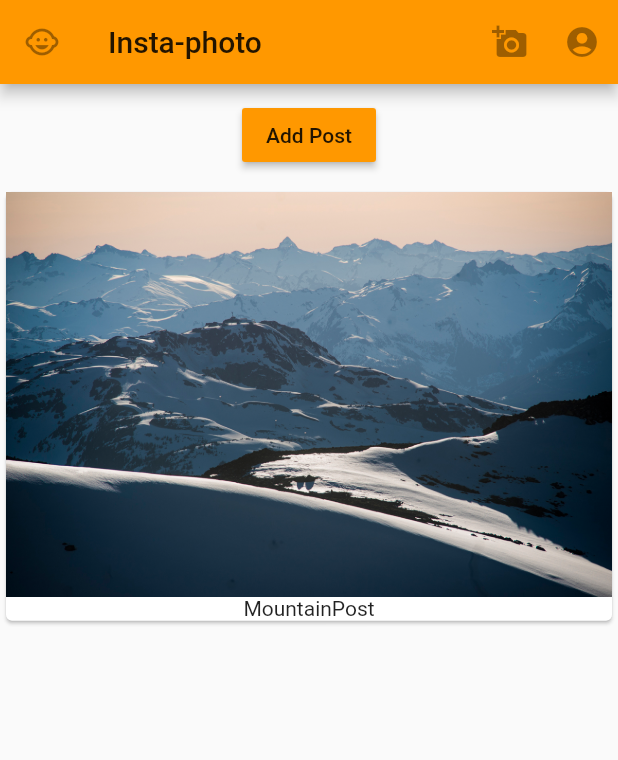
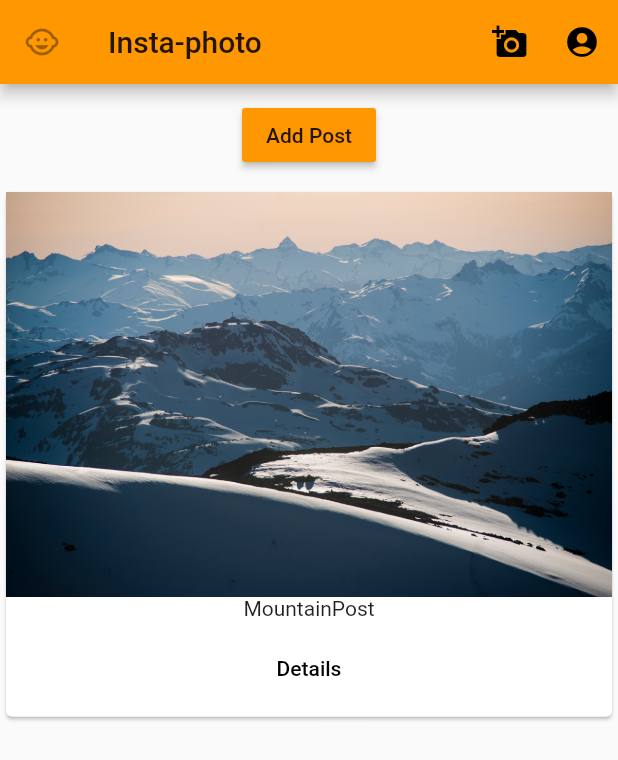
Before and after one commit to kziechmann/Flutter_UMF, a Flutter app: the screen it shows after launch, after a tap on "Add Post", on a phone screen of 412 x 824 dp. Shown: the top 760 px of the screen. Run offline on Flutter 3.47's test engine with Material 2 defaults, Android fonts, the phone set to English and light mode, and no system bars.

Commit message:
Created post details page to display details of each image post with linking via the Navigator.

```diff
--- a/lib/main.dart
+++ b/lib/main.dart
@@ -1,6 +1,5 @@
 import 'package:flutter/material.dart';
-
-import './post_manager.dart';
+import './pages/home.dart';
 
 void main() => runApp(MyApp());
 
@@ -14,25 +13,7 @@ class MyApp extends StatelessWidget {
         accentColor: Colors.orange,
 
       ),
-      home: Scaffold(
-        appBar: AppBar(
-        leading :IconButton(
-            icon: Icon(Icons.child_care),
-          ),
-        title: Text('Insta-photo'),
-        actions: <Widget>[
-          IconButton(
-            icon: Icon(Icons.add_a_photo),
-            tooltip: 'Take a Photo',
-          ),
-          IconButton(
-            icon: Icon(Icons.account_circle),
-            tooltip: 'View Profile',
-          ),
-        ],
-      ),
-        body: PostManager(),
-      ),
+      home: HomePage(),
     );
   }
 }
--- /dev/null
+++ b/lib/pages/home.dart
@@ -0,0 +1,30 @@
+import 'package:flutter/material.dart';
+import '../post_manager.dart';
+
+
+class HomePage extends StatelessWidget{
+  @override
+    Widget build(BuildContext context) {
+      return Scaffold(
+        appBar: AppBar(
+        leading :IconButton(
+            icon: Icon(Icons.child_care),
+          ),
+        title: Text('Insta-photo'),
+        actions: <Widget>[
+          IconButton(
+            icon: Icon(Icons.add_a_photo),
+            tooltip: 'Take a Photo',
+            onPressed: () => {},
+          ),
+          IconButton(
+            icon: Icon(Icons.account_circle),
+            tooltip: 'View Profile',
+            onPressed: () => {},
+          ),
+        ],
+      ),
+        body: PostManager(),
+      );
+    }
+}
--- a/lib/post_manager.dart
+++ b/lib/post_manager.dart
@@ -1,5 +1,4 @@
 import 'package:flutter/material.dart';
-
 import './posts.dart';
 
 class PostManager extends StatefulWidget {
--- a/lib/posts.dart
+++ b/lib/posts.dart
@@ -1,31 +1,51 @@
 import 'package:flutter/material.dart';
+import './pages/post.dart';
 
 class Posts extends StatelessWidget {
   final List<String> posts;
 
-
-
-  Posts(this.posts){
-
-  }
+  Posts(this.posts) {}
 
   Widget _buildPost(BuildContext context, int index) {
     return Card(
       child: Column(
         children: <Widget>[
           Image.asset('assets/mountains.jpg'),
-          Text(posts[index])
+          Text(posts[index]),
+          ButtonBar(
+            alignment: MainAxisAlignment.center,
+            children: <Widget>[
+              FlatButton(
+                child: Text('Details'),
+                onPressed: () => Navigator.push(
+                    context,
+                    MaterialPageRoute(
+                        builder: (BuildContext context) => PostPage())),
+              )
+            ],
+          )
         ],
       ),
     );
   }
 
+  Widget _buildPostList() {
+    Widget postCard;
+    if (posts.length > 0) {
+      postCard = ListView.builder(
+        itemBuilder: _buildPost,
+        itemCount: posts.length,
+      );
+    } else {
+      postCard = Center(
+        child: Text('No posts found!'),
+      );
+    }
+    return postCard;
+  }
 
   @override
   Widget build(BuildContext context) {
-    return posts.length > 0 ? ListView.builder(
-      itemBuilder: _buildPost,
-      itemCount: posts.length,
-    ) : Center(child: Text('No posts found!'));
+    return _buildPostList();
   }
 }
```
Also changed, not shown: lib/pages/post.dart (added, +19 -0 lines).
